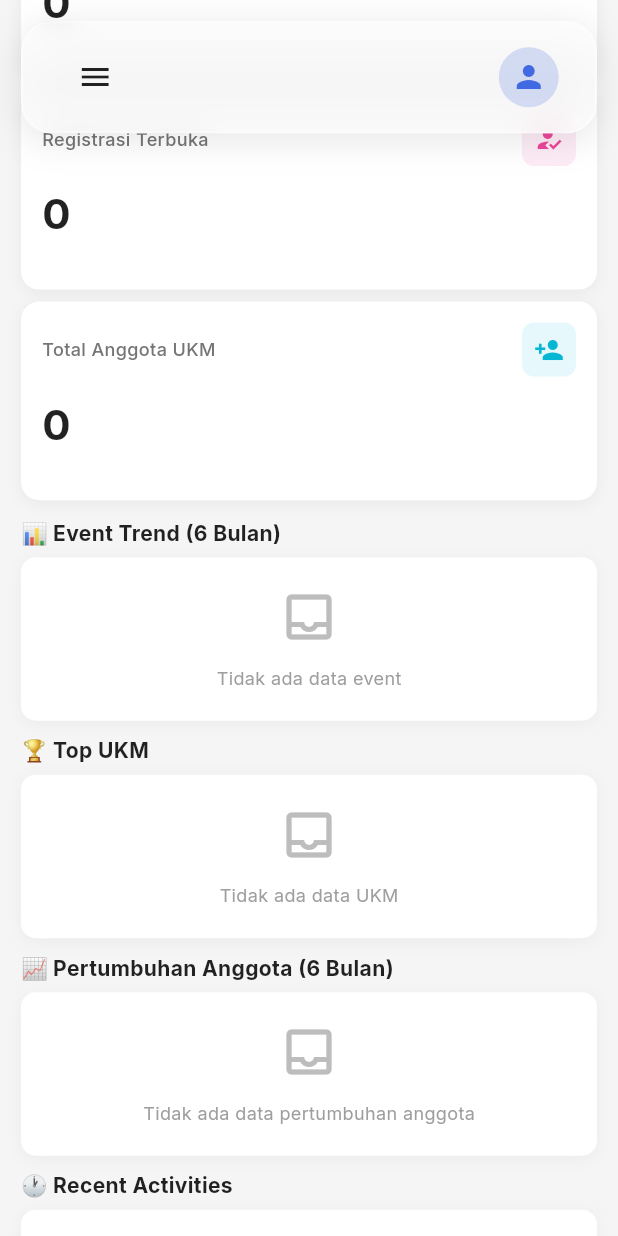
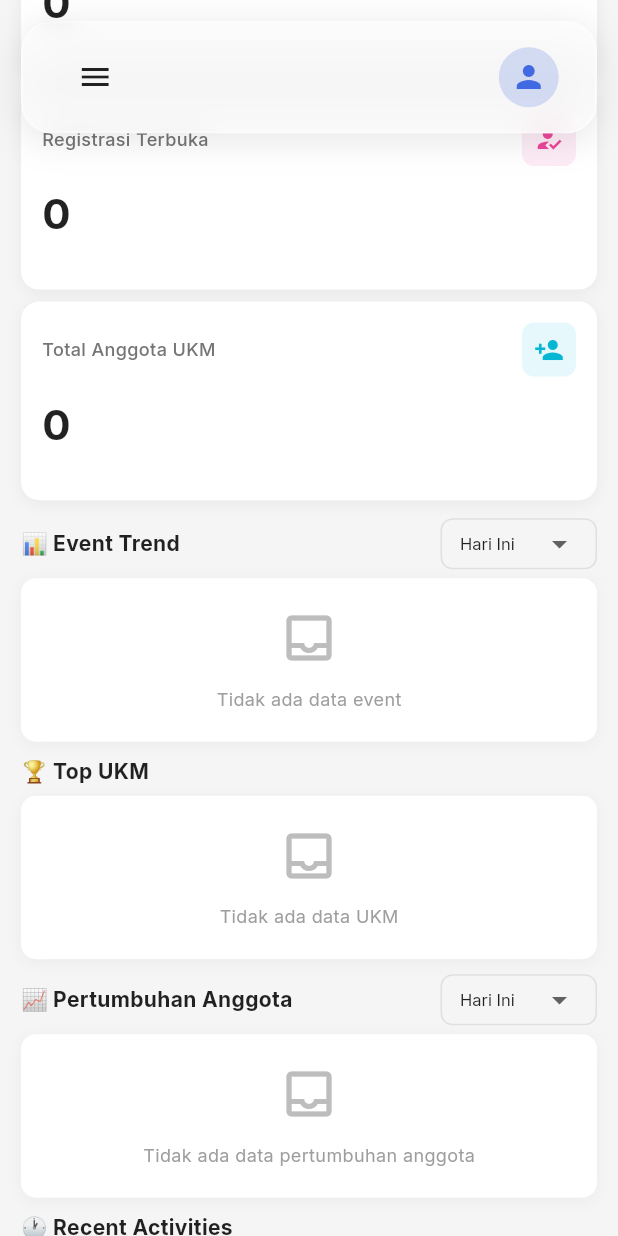
Before and after one commit to UnitActivity/Unit-Activity, a Flutter app: the DashboardAdminPage screen opened by its route, scrolled down 576 dp, on a phone screen of 412 x 824 dp. Run offline on Flutter 3.47's test engine with Material 3 defaults, Android fonts, the phone set to English and light mode, and no system bars; our stand-ins replace device_preview, flutter_dotenv, google_fonts, supabase_flutter; accounts and stored records are empty.

Commit message:
feat: add custom period filtering for event and follower trends in dashboard

```diff
--- a/lib/admin/dashboard_admin.dart
+++ b/lib/admin/dashboard_admin.dart
@@ -34,6 +34,10 @@ class _DashboardAdminPageState extends State<DashboardAdminPage> {
   List<dynamic>? _upcomingEvents;
   List<dynamic>? _alerts;
 
+  // Filter states
+  String _eventTrendPeriod = 'hari_ini';
+  String _followerTrendPeriod = 'hari_ini';
+
   @override
   void initState() {
     super.initState();
@@ -49,9 +53,9 @@ class _DashboardAdminPageState extends State<DashboardAdminPage> {
     // Load all dashboard data in parallel
     final results = await Future.wait([
       _dashboardService.getDashboardStats(),
-      _dashboardService.getEventsByMonth(),
+      _dashboardService.getEventsByMonth(_eventTrendPeriod),
       _dashboardService.getUkmRanking(),
-      _dashboardService.getFollowerTrend(),
+      _dashboardService.getFollowerTrend(_followerTrendPeriod),
       _dashboardService.getRecentActivities(),
       _dashboardService.getUpcomingEvents(),
       _dashboardService.getAlerts(),
@@ -95,6 +99,26 @@ class _DashboardAdminPageState extends State<DashboardAdminPage> {
         }
 
         _isLoadingStats = false;
+      });
+    }
+  }
+
+  Future<void> _reloadEventTrend() async {
+    final result = await _dashboardService.getEventsByMonth(_eventTrendPeriod);
+    if (mounted && result['success'] == true) {
+      setState(() {
+        _eventsByMonth = result['data'];
+      });
+    }
+  }
+
+  Future<void> _reloadFollowerTrend() async {
+    final result = await _dashboardService.getFollowerTrend(
+      _followerTrendPeriod,
+    );
+    if (mounted && result['success'] == true) {
+      setState(() {
+        _followerTrend = result['data'];
       });
     }
   }
@@ -362,8 +386,15 @@ class _DashboardAdminPageState extends State<DashboardAdminPage> {
                     child: Column(
                       crossAxisAlignment: CrossAxisAlignment.start,
                       children: [
-                        _buildSectionTitle(
-                          '📊 Event Trend (6 Bulan)',
+                        _buildSectionTitleWithDropdown(
+                          '📊 Event Trend',
+                          _eventTrendPeriod,
+                          (newPeriod) {
+                            setState(() {
+                              _eventTrendPeriod = newPeriod!;
+                            });
+                            _reloadEventTrend();
+                          },
                           isMobile,
                         ),
                         const SizedBox(height: 6),
@@ -376,8 +407,20 @@ class _DashboardAdminPageState extends State<DashboardAdminPage> {
                     child: Column(
                       crossAxisAlignment: CrossAxisAlignment.start,
                       children: [
-                        _buildSectionTitle('🏆 Top UKM', isMobile),
-                        const SizedBox(height: 6),
+                        Row(
+                          mainAxisAlignment: MainAxisAlignment.spaceBetween,
+                          children: [
+                            Text(
+                              '🏆 Top UKM',
+                              style: GoogleFonts.inter(
+                                fontSize: isMobile ? 14 : 16,
+                                fontWeight: FontWeight.bold,
+                                color: Colors.black87,
+                              ),
+                            ),
+                          ],
+                        ),
+                        const SizedBox(height: 17),
                         _buildUkmRanking(isMobile),
                       ],
                     ),
@@ -388,7 +431,17 @@ class _DashboardAdminPageState extends State<DashboardAdminPage> {
               Column(
                 crossAxisAlignment: CrossAxisAlignment.start,
                 children: [
-                  _buildSectionTitle('📊 Event Trend (6 Bulan)', isMobile),
+                  _buildSectionTitleWithDropdown(
+                    '📊 Event Trend',
+                    _eventTrendPeriod,
+                    (newPeriod) {
+                      setState(() {
+                        _eventTrendPeriod = newPeriod!;
+                      });
+                      _reloadEventTrend();
+                    },
+                    isMobile,
+                  ),
                   SizedBox(height: isMobile ? 6 : 8),
                   _buildEventChart(isMobile),
                   SizedBox(height: isMobile ? 10 : 14),
@@ -401,7 +454,17 @@ class _DashboardAdminPageState extends State<DashboardAdminPage> {
             SizedBox(height: isMobile ? 10 : 14),
 
             // Follower Trend Chart
-            _buildSectionTitle('📈 Pertumbuhan Anggota (6 Bulan)', isMobile),
+            _buildSectionTitleWithDropdown(
+              '📈 Pertumbuhan Anggota',
+              _followerTrendPeriod,
+              (newPeriod) {
+                setState(() {
+                  _followerTrendPeriod = newPeriod!;
+                });
+                _reloadFollowerTrend();
+              },
+              isMobile,
+            ),
             SizedBox(height: isMobile ? 6 : 8),
             _buildFollowerTrendChart(isMobile),
 
@@ -525,6 +588,60 @@ class _DashboardAdminPageState extends State<DashboardAdminPage> {
         fontWeight: FontWeight.bold,
         color: Colors.black87,
       ),
+    );
+  }
+
+  Widget _buildSectionTitleWithDropdown(
+    String title,
+    String selectedPeriod,
+    ValueChanged<String?> onChanged,
+    bool isMobile,
+  ) {
+    final periodOptions = {
+      'hari_ini': 'Hari Ini',
+      'minggu_ini': 'Minggu Ini',
+      'bulan_ini': 'Bulan Ini',
+      '3_bulan': '3 Bulan',
+      '6_bulan': '6 Bulan',
+      'tahun_ini': 'Tahun Ini',
+    };
+
+    return Row(
+      mainAxisAlignment: MainAxisAlignment.spaceBetween,
+      children: [
+        Text(
+          title,
+          style: GoogleFonts.inter(
+            fontSize: isMobile ? 14 : 16,
+            fontWeight: FontWeight.bold,
+            color: Colors.black87,
+          ),
+        ),
+        Container(
+          padding: const EdgeInsets.symmetric(horizontal: 12, vertical: 4),
+          decoration: BoxDecoration(
+            color: Colors.grey[100],
+            borderRadius: BorderRadius.circular(8),
+            border: Border.all(color: Colors.grey[300]!),
+          ),
+          child: DropdownButton<String>(
+            value: selectedPeriod,
+            underline: const SizedBox(),
+            isDense: true,
+            style: GoogleFonts.inter(
+              fontSize: isMobile ? 11 : 12,
+              color: Colors.black87,
+            ),
+            items: periodOptions.entries.map((entry) {
+              return DropdownMenuItem<String>(
+                value: entry.key,
+                child: Text(entry.value),
+              );
+            }).toList(),
+            onChanged: onChanged,
+          ),
+        ),
+      ],
     );
   }
 
```
Also changed, not shown: lib/services/dashboard_service.dart (+62 -8 lines).
